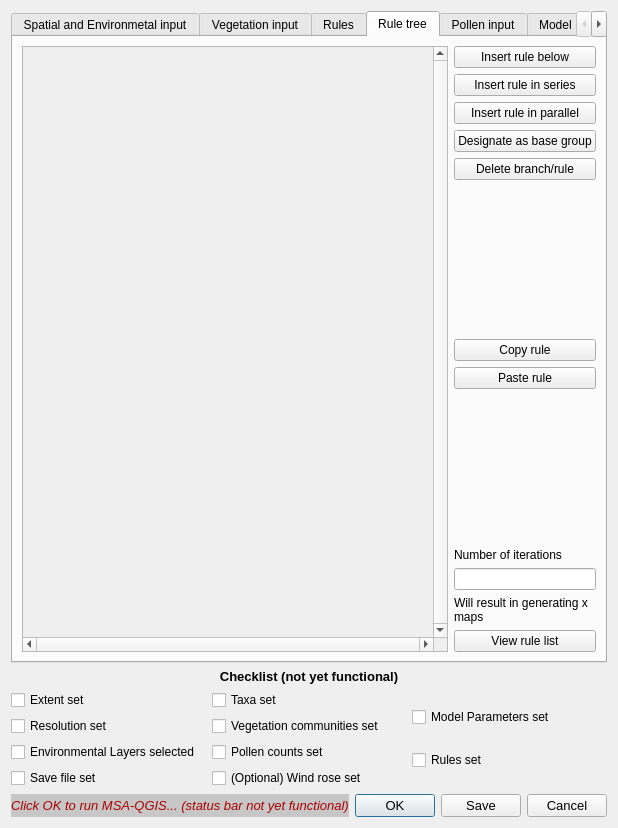
Qt form MSA_QGIS_dialog_base.ui (ThyavdBerg/MSA-Q) before a commit.
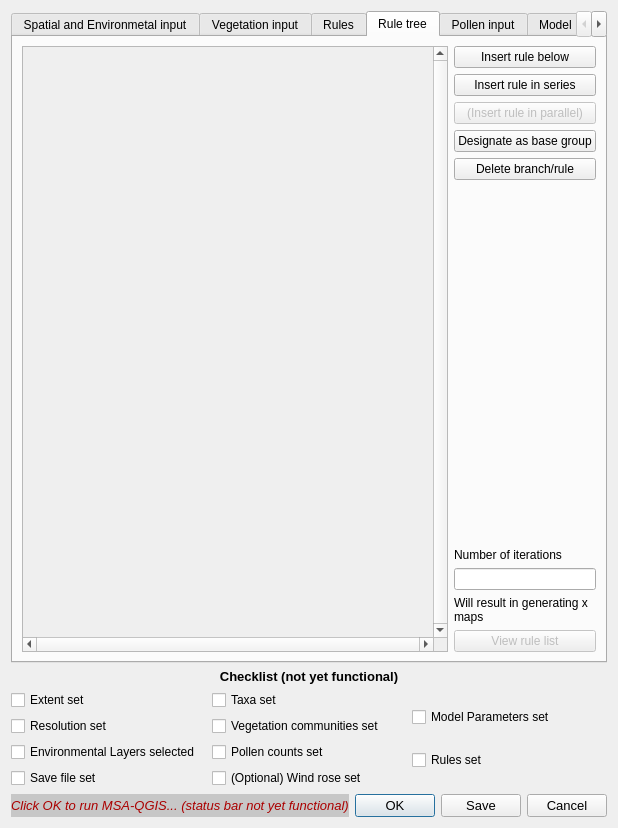
The same form after that commit. Custom widgets are drawn as their Qt base class.

Commit message: Adding a rule in series now also adds the right number of duplicates

Diff of the .ui file:
```diff
--- a/MSA_QGIS_dialog_base.ui
+++ b/MSA_QGIS_dialog_base.ui
@@ -628,8 +628,11 @@
                </item>
                <item>
                 <widget class="QPushButton" name="pushButton_ruleParallel">
+                 <property name="enabled">
+                  <bool>false</bool>
+                 </property>
                  <property name="text">
-                  <string>Insert rule in parallel</string>
+                  <string>(Insert rule in parallel)</string>
                  </property>
                 </widget>
                </item>
@@ -647,8 +650,6 @@
                  </property>
                 </widget>
                </item>
-              </layout>
-             </item>
              <item>
               <spacer name="verticalSpacer">
                <property name="orientation">
@@ -662,37 +663,8 @@
                </property>
               </spacer>
              </item>
-             <item>
-              <layout class="QVBoxLayout" name="verticalLayout_3">
-               <item>
-                <widget class="QPushButton" name="pushButton_copyRule">
-                 <property name="text">
-                  <string>Copy rule</string>
-                 </property>
-                </widget>
-               </item>
-               <item>
-                <widget class="QPushButton" name="pushButton_pasteRule">
-                 <property name="text">
-                  <string>Paste rule</string>
-                 </property>
-                </widget>
-               </item>
               </layout>
              </item>
-             <item>
-              <spacer name="verticalSpacer_2">
-               <property name="orientation">
-                <enum>Qt::Vertical</enum>
-               </property>
-               <property name="sizeHint" stdset="0">
-                <size>
-                 <width>20</width>
-                 <height>40</height>
-                </size>
-               </property>
-              </spacer>
-             </item>
              <item>
               <layout class="QVBoxLayout" name="verticalLayout">
                <item>
@@ -719,6 +691,9 @@
              </item>
              <item>
               <widget class="QPushButton" name="pushButton_ruleList">
+               <property name="enabled">
+                <bool>false</bool>
+               </property>
                <property name="text">
                 <string>View rule list</string>
                </property>
@@ -1123,6 +1098,9 @@
        </item>
        <item>
         <widget class="QDialogButtonBox" name="button_box">
+         <property name="enabled">
+          <bool>true</bool>
+         </property>
          <property name="font">
           <font>
            <pointsize>10</pointsize>
```
Lines whose indentation alone changed are shown as unchanged. The commit also changes 2 other files.
